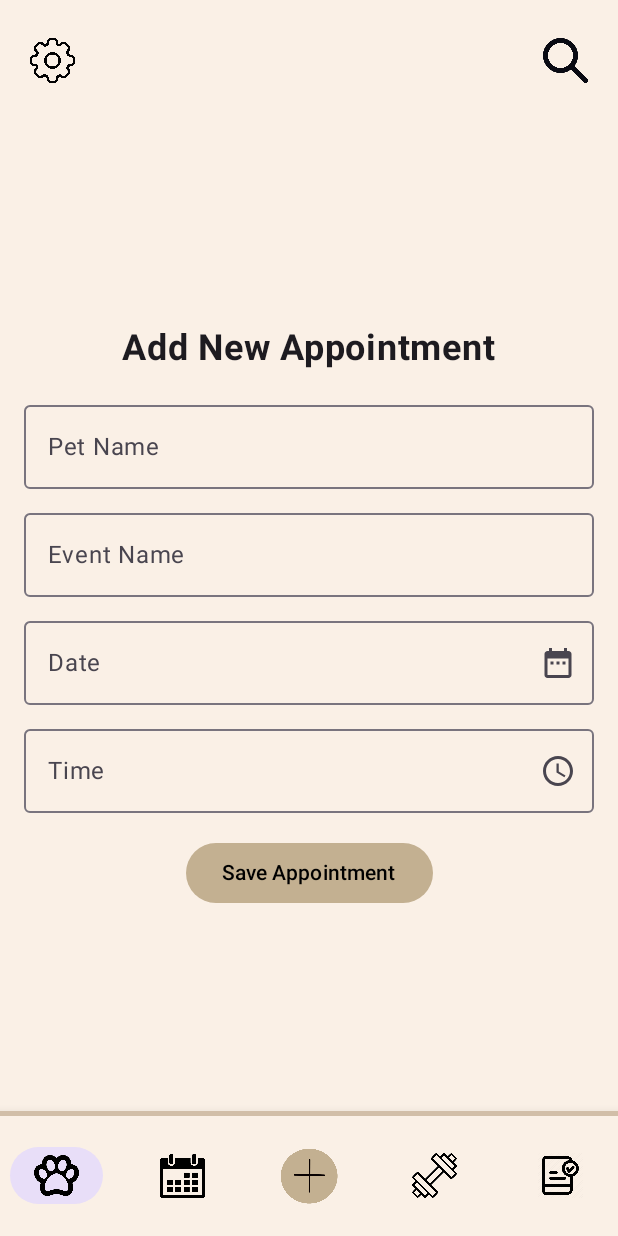
After one commit to Baicha-S/Mobile-Computing-CP3406, an Android app built with Jetpack Compose: the AddAppointmentPage screen opened through its navigation route, on a phone screen of 412 x 824 dp. The commit adds this screen. Run offline under Robolectric (Android 15) with nearby library versions, the phone set to English and light mode, and no system bars; our stand-ins replace livedata-compose.

Commit message:
"Add AddAppointmentPage."

```diff
--- a/app/build.gradle.kts
+++ b/app/build.gradle.kts
@@ -71,4 +71,5 @@ dependencies {
     androidTestImplementation(libs.androidx.ui.test.junit4)
     debugImplementation(libs.androidx.ui.tooling)
     debugImplementation(libs.androidx.ui.test.manifest)
+    implementation("androidx.compose.material:material-icons-extended")
 }
--- /dev/null
+++ b/app/src/main/java/com/example/assignment1/view/AddAppointmentPage.kt
@@ -0,0 +1,121 @@
+package com.example.assignment1.view
+
+import android.app.DatePickerDialog
+import android.app.TimePickerDialog
+import android.os.Build
+import androidx.annotation.RequiresApi
+import androidx.compose.foundation.clickable
+import androidx.compose.foundation.layout.*
+import androidx.compose.material.icons.Icons
+import androidx.compose.material.icons.filled.DateRange
+import androidx.compose.material3.*
+import androidx.compose.runtime.*
+import androidx.compose.ui.Alignment
+import androidx.compose.ui.Modifier
+import androidx.compose.ui.graphics.Color
+import androidx.compose.ui.platform.LocalContext
+import androidx.compose.ui.text.font.FontWeight
+import androidx.compose.ui.unit.dp
+import androidx.compose.ui.unit.sp
+import androidx.navigation.NavHostController
+import java.util.Calendar
+import androidx.compose.material.icons.filled.AccessTime
+import androidx.compose.material3.ExperimentalMaterial3Api
+
+@OptIn(ExperimentalMaterial3Api::class)
+@RequiresApi(Build.VERSION_CODES.O)
+@Composable
+fun AddAppointmentPage(navController: NavHostController) {
+    var petName by remember { mutableStateOf("") } // Pet name input
+    var eventName by remember { mutableStateOf("") }
+    var selectedDate by remember { mutableStateOf("") }
+    var selectedTime by remember { mutableStateOf("") }
+
+    val context = LocalContext.current
+    val calendar = Calendar.getInstance()
+    val year = calendar.get(Calendar.YEAR)
+    val month = calendar.get(Calendar.MONTH)
+    val day = calendar.get(Calendar.DAY_OF_MONTH)
+    val hour = calendar.get(Calendar.HOUR_OF_DAY)
+    val minute = calendar.get(Calendar.MINUTE)
+
+    val datePickerDialog = DatePickerDialog(
+        context,
+        { _, year, monthOfYear, dayOfMonth ->
+            selectedDate = "$dayOfMonth/${monthOfYear + 1}/$year"
+        }, year, month, day
+    )
+
+    val timePickerDialog = TimePickerDialog(
+        context,
+        { _, hourOfDay, minute ->
+            selectedTime = String.format("%02d:%02d", hourOfDay, minute)
+        }, hour, minute, true
+    )
+
+    Column(
+        modifier = Modifier
+            .fillMaxSize()
+            .padding(16.dp),
+        verticalArrangement = Arrangement.Center,
+        horizontalAlignment = Alignment.CenterHorizontally
+    ) {
+        Text("Add New Appointment", fontSize = 24.sp, fontWeight = FontWeight.Bold)
+        Spacer(modifier = Modifier.height(16.dp))
+
+        // Pet Name Input
+        OutlinedTextField(
+            value = petName,
+            onValueChange = { petName = it },
+            label = { Text("Pet Name") },
+            modifier = Modifier.fillMaxWidth()
+        )
+
+        Spacer(modifier = Modifier.height(8.dp))
+
+        // Event Name Input
+        OutlinedTextField(
+            value = eventName,
+            onValueChange = { eventName = it },
+            label = { Text("Event Name") },
+            modifier = Modifier.fillMaxWidth()
+        )
+
+        Spacer(modifier = Modifier.height(8.dp))
+
+        // Date Picker
+        OutlinedTextField(
+            value = selectedDate,
+            onValueChange = { },
+            label = { Text("Date") },
+            readOnly = true,
+            modifier = Modifier.fillMaxWidth(),
+            trailingIcon = {
+                Icon(Icons.Filled.DateRange, contentDescription = "Date", modifier = Modifier.clickable { datePickerDialog.show() })
+            }
+        )
+
+        Spacer(modifier = Modifier.height(8.dp))
+
+        // Time Picker
+        OutlinedTextField(
+            value = selectedTime,
+            onValueChange = { },
+            label = { Text("Time") },
+            readOnly = true,
+            modifier = Modifier.fillMaxWidth(),
+            trailingIcon = {
+                Icon(Icons.Filled.AccessTime, contentDescription = "Time", modifier = Modifier.clickable { timePickerDialog.show() })
+            }
+        )
+
+        Spacer(modifier = Modifier.height(16.dp))
+
+        Button(
+            onClick = { navController.popBackStack() }, // Navigate back
+            colors = ButtonDefaults.buttonColors(containerColor = Color(0xFFC3B091))
+        ) {
+            Text("Save Appointment", color = Color.Black)
+        }
+    }
+}
--- a/app/src/main/java/com/example/assignment1/view/AppointmentPage.kt
+++ b/app/src/main/java/com/example/assignment1/view/AppointmentPage.kt
@@ -104,6 +104,13 @@ fun AppointmentPage(navController: NavHostController) {
 
         clickedCalendarElem?.toDos?.forEach {
             Text(if (it.contains("Day")) it else "- $it", fontWeight = FontWeight.SemiBold, fontSize = if (it.contains("Day")) 25.sp else 18.sp)
+        }
+        Spacer(modifier = Modifier.height(16.dp))
+        Button(
+            onClick = { navController.navigate("addAppointment") }, // Navigate to Add Appointment Page
+            colors = ButtonDefaults.buttonColors(containerColor = Color(0xFFC3B091))
+        ) {
+            Text("Add Appointment", color = Color.Black)
         }
     }
 }
--- a/app/src/main/java/com/example/assignment1/view/MainActivity.kt
+++ b/app/src/main/java/com/example/assignment1/view/MainActivity.kt
@@ -172,6 +172,7 @@ fun MainScreen() {
                 composable("pet_list") { PetList(Modifier.fillMaxSize()) } // Add this line
                 composable("home") { HomePage(Modifier.padding(innerPadding), navController) } // Pass navController here
                 composable("appointments") { AppointmentPage(navController) }
+                composable("addAppointment") { AddAppointmentPage(navController) }
                 composable("add_pet") { AddPetProfilePage(Modifier.padding(innerPadding), navController) } // Pass navController here
                 composable("exercise") { ExercisePage(Modifier.padding(innerPadding), navController) }
                 composable("guideline") { GuidelinePage(Modifier.padding(innerPadding)) }
--- a/app/src/main/java/com/example/assignment1/view/PetList.kt
+++ b/app/src/main/java/com/example/assignment1/view/PetList.kt
@@ -1,16 +1,15 @@
 package com.example.assignment1.view
 
-import com.example.assignment1.data.Pet
 import androidx.compose.foundation.layout.Arrangement
 import androidx.compose.foundation.layout.Row
 import androidx.compose.foundation.layout.fillMaxWidth
 import androidx.compose.foundation.layout.padding
 import androidx.compose.foundation.lazy.LazyColumn
 import androidx.compose.foundation.lazy.items
+import androidx.compose.material3.Text
 import androidx.compose.runtime.Composable
-import androidx.compose.runtime.LaunchedEffect
-import androidx.compose.runtime.mutableStateOf
-import androidx.compose.runtime.remember
+import androidx.compose.runtime.getValue
+import androidx.compose.runtime.livedata.observeAsState
 import androidx.compose.ui.Modifier
 import androidx.compose.ui.unit.dp
 import com.example.assignment1.viewModel.PetsViewModel
@@ -19,23 +18,21 @@ import org.koin.androidx.compose.koinViewModel
 @Composable
 fun PetList(modifier: Modifier) {
     val petsViewModel: PetsViewModel = koinViewModel()
-    val pets = remember { mutableStateOf<List<Pet>>(emptyList()) }
-
-    LaunchedEffect(Unit) {
-        pets.value = petsViewModel.getPets()
-    }
+    val pets by petsViewModel.petList.observeAsState(initial = emptyList())
 
     LazyColumn(
         modifier = modifier
     ) {
-        items(pets.value) { pet ->
+        items(pets) { pet ->
             Row(
                 modifier = Modifier
                     .fillMaxWidth()
                     .padding(10.dp),
                 horizontalArrangement = Arrangement.SpaceBetween
             ) {
-
+                Text(text = pet.name)
+                Text(text = pet.species)
+                // Add more pet details here
             }
         }
     }
--- a/app/src/main/java/com/example/assignment1/viewModel/PetViewModel.kt
+++ b/app/src/main/java/com/example/assignment1/viewModel/PetViewModel.kt
@@ -1,10 +1,31 @@
 package com.example.assignment1.viewModel
 
+import androidx.lifecycle.LiveData
+import androidx.lifecycle.MutableLiveData
 import androidx.lifecycle.ViewModel
+import androidx.lifecycle.viewModelScope
+import com.example.assignment1.data.Pet
 import com.example.assignment1.data.PetRepository
+import kotlinx.coroutines.launch
 
 class PetsViewModel(
     private val petsRepository: PetRepository
-): ViewModel() {
-    suspend fun getPets() = petsRepository.getPets()
+) : ViewModel() {
+
+    private val _petList = MutableLiveData<List<Pet>>()
+    val petList: LiveData<List<Pet>> = _petList
+
+    init {
+        loadPets()
+    }
+
+    private fun loadPets() {
+        viewModelScope.launch {
+            try {
+                _petList.value = petsRepository.getPets()
+            } catch (e: Exception) {
+                // Handle error (e.g., show error message)
+            }
+        }
+    }
 }
```
